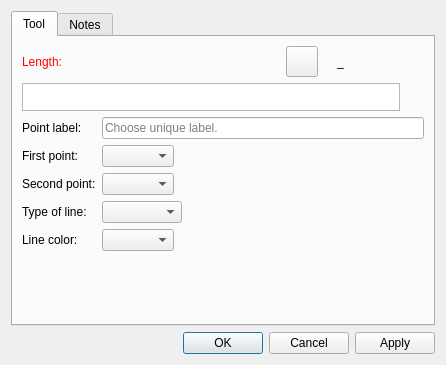
The window that src/libs/vtools/dialogs/tools/dialogalongline.ui (dismine/valentina) describes before a commit, drawn with Qt 5.
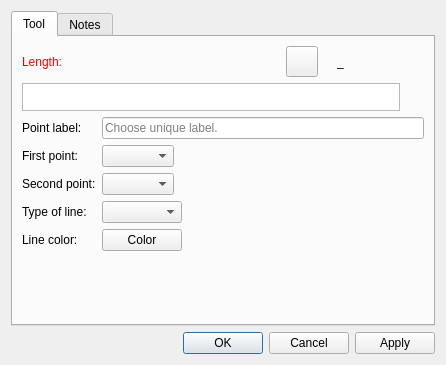
The same window after the commit. Icons and pictures are not drawn. Custom widgets are drawn as their Qt base class.

Commit message: Tool color picker.

Patch:
```diff
--- a/src/libs/vtools/dialogs/tools/dialogalongline.ui
+++ b/src/libs/vtools/dialogs/tools/dialogalongline.ui
@@ -317,19 +317,6 @@
            </property>
           </widget>
          </item>
-         <item row="4" column="1">
-          <widget class="QComboBox" name="comboBoxLineColor">
-           <property name="sizePolicy">
-            <sizepolicy hsizetype="Preferred" vsizetype="Preferred">
-             <horstretch>0</horstretch>
-             <verstretch>0</verstretch>
-            </sizepolicy>
-           </property>
-           <property name="toolTip">
-            <string/>
-           </property>
-          </widget>
-         </item>
          <item row="0" column="1">
           <widget class="QLineEdit" name="lineEditNamePoint">
            <property name="toolTip">
@@ -340,6 +327,13 @@
            </property>
           </widget>
          </item>
+         <item row="4" column="1">
+          <widget class="VPE::QtColorPicker" name="pushButtonLineColor">
+           <property name="text">
+            <string>Color</string>
+           </property>
+          </widget>
+         </item>
         </layout>
        </item>
        <item>
@@ -382,6 +376,11 @@
   </layout>
  </widget>
  <customwidgets>
+  <customwidget>
+   <class>VPE::QtColorPicker</class>
+   <extends>QPushButton</extends>
+   <header>../vpropertyexplorer/qtcolorpicker.h</header>
+  </customwidget>
   <customwidget>
    <class>VPlainTextEdit</class>
    <extends>QPlainTextEdit</extends>
```
Left out of the diff: 5 changed lines with no effect on the pictures. The commit also changes 62 other files.
